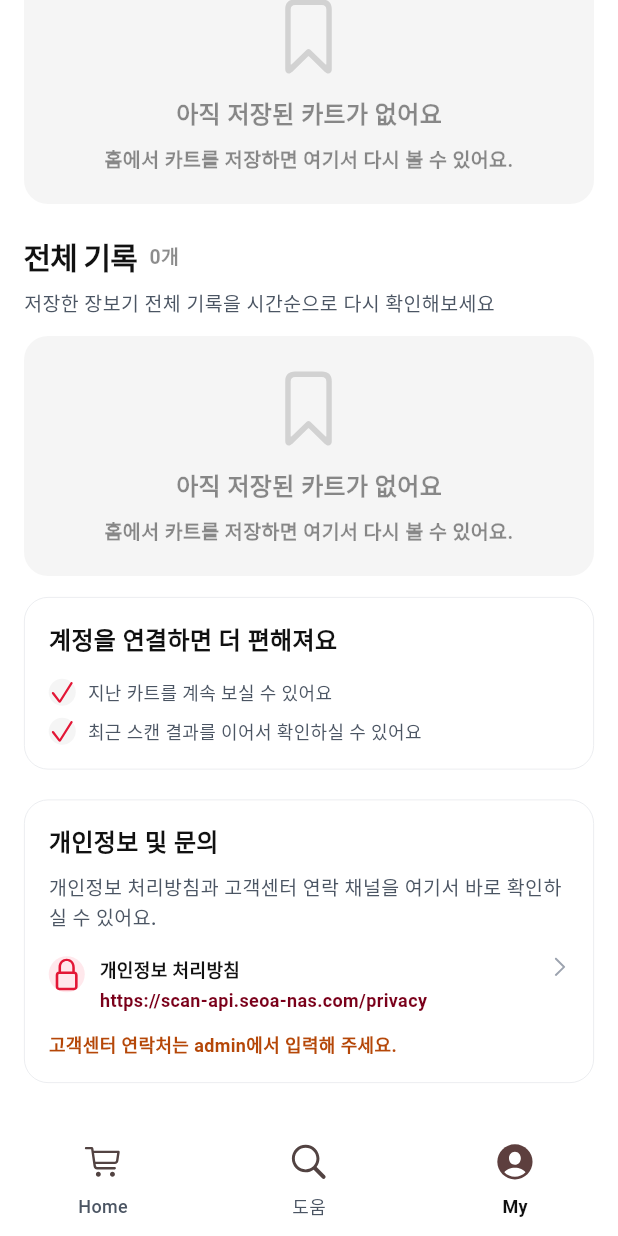
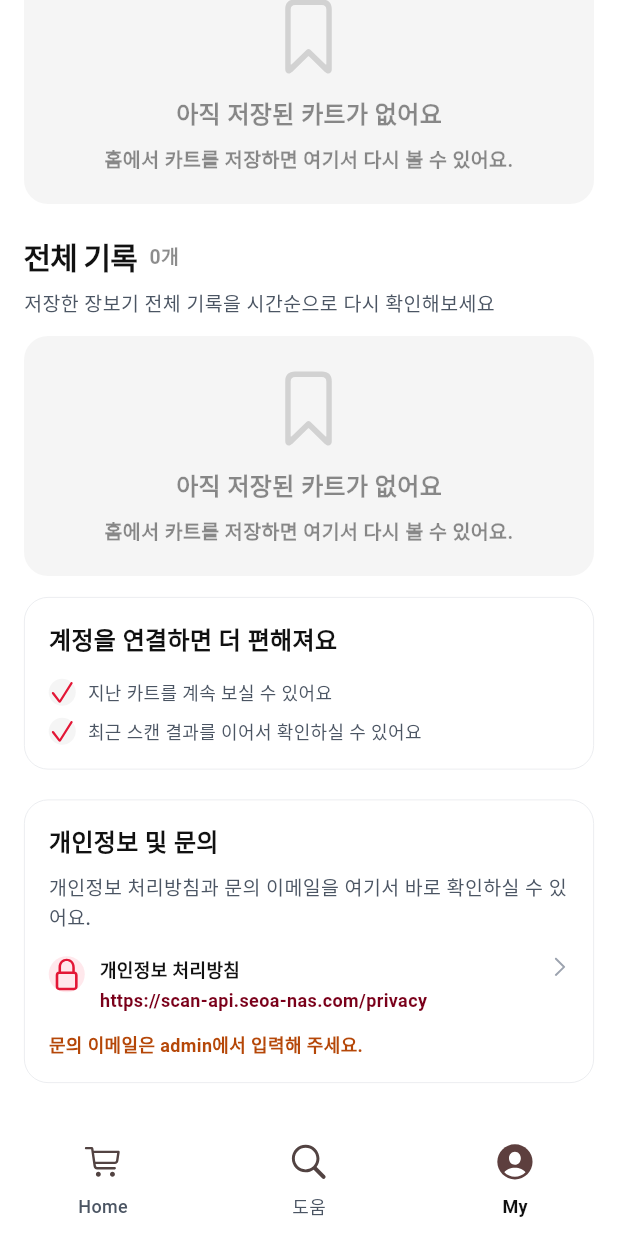
Before and after one commit to gabrielpaik/cartly, a Flutter app: the screen it shows after launch, item 3 of the bottom bar chosen, scrolled down 358 dp, on a phone screen of 412 x 824 dp. Run offline on Flutter 3.47's test engine with Material 3 defaults, Android fonts, the light colour scheme and no system bars; our stand-ins replace camera, firebase_core, firebase_messaging, flutter_local_notifications, flutter_slidable, flutter_svg and 7 more; missing offline and left inert: dart:html; accounts and stored records are empty; network calls fail; Roboto replaces fonts that are missing (Pretendard); statements that could not run were skipped.

Commit message:
chore: prep release 1.0.4(1) and simplify footer

```diff
--- a/lib/pages/my_page.dart
+++ b/lib/pages/my_page.dart
@@ -1300,27 +1300,9 @@ class _MyComplianceSection extends StatelessWidget {
         ).trim();
         final supportEmailLabel = AppRuntimeCopy.text(
           ['my', 'supportEmailLabel'],
-          '고객센터 이메일',
+          '문의 이메일',
         );
         final supportEmail = AppRuntimeCopy.text(['my', 'supportEmail'], '')
-            .trim();
-        final supportPhoneLabel = AppRuntimeCopy.text(
-          ['my', 'supportPhoneLabel'],
-          '고객센터 연락처',
-        );
-        final supportPhone = AppRuntimeCopy.text(['my', 'supportPhone'], '')
-            .trim();
-        final supportHoursLabel = AppRuntimeCopy.text(
-          ['my', 'supportHoursLabel'],
-          '응답 안내',
-        );
-        final supportHours = AppRuntimeCopy.text(['my', 'supportHours'], '')
-            .trim();
-        final businessInfoLabel = AppRuntimeCopy.text(
-          ['my', 'businessInfoLabel'],
-          '운영 정보',
-        );
-        final businessInfo = AppRuntimeCopy.text(['my', 'businessInfo'], '')
             .trim();
         final supportNote = AppRuntimeCopy.text(['my', 'supportNote'], '')
             .trim();
@@ -1334,7 +1316,7 @@ class _MyComplianceSection extends StatelessWidget {
           ),
           body: AppRuntimeCopy.text(
             ['my', 'complianceBody'],
-            '개인정보 처리방침과 고객센터 연락 채널을 여기서 바로 확인하실 수 있어요.',
+            '개인정보 처리방침과 문의 이메일을 여기서 바로 확인하실 수 있어요.',
           ),
           footer: Column(
             crossAxisAlignment: CrossAxisAlignment.start,
@@ -1355,38 +1337,10 @@ class _MyComplianceSection extends StatelessWidget {
                   onTap: () => _openUri(context, 'mailto:$supportEmail'),
                 ),
               ],
-              if (supportPhone.isNotEmpty) ...[
-                const SizedBox(height: 10),
-                _MyComplianceRow(
-                  iconName: 'phone',
-                  label: supportPhoneLabel,
-                  value: supportPhone,
-                  onTap: () => _openUri(context, 'tel:$supportPhone'),
-                ),
-              ],
-              if (supportHours.isNotEmpty) ...[
-                const SizedBox(height: 10),
-                _MyComplianceRow(
-                  iconName: 'clock',
-                  label: supportHoursLabel,
-                  value: supportHours,
-                ),
-              ],
-              if (businessInfo.isNotEmpty) ...[
-                const SizedBox(height: 10),
-                _MyComplianceRow(
-                  iconName: 'info.circle',
-                  label: businessInfoLabel,
-                  value: businessInfo,
-                ),
-              ],
-              if (supportEmail.isEmpty &&
-                  supportPhone.isEmpty &&
-                  supportHours.isEmpty &&
-                  businessInfo.isEmpty) ...[
+              if (supportEmail.isEmpty) ...[
                 const SizedBox(height: 10),
                 const Text(
-                  '고객센터 연락처는 admin에서 입력해 주세요.',
+                  '문의 이메일은 admin에서 입력해 주세요.',
                   style: TextStyle(
                     fontSize: 12,
                     fontWeight: FontWeight.w600,
--- a/lib/preview_main.dart
+++ b/lib/preview_main.dart
@@ -609,7 +609,7 @@ Map<String, dynamic> _buildPreviewCopy(Map<String, dynamic> form) {
       'complianceTitle': text('myComplianceTitle', '개인정보 및 문의'),
       'complianceBody': text(
         'myComplianceBody',
-        '개인정보 처리방침과 고객센터 연락 채널을 여기서 바로 확인하실 수 있어요.',
+        '개인정보 처리방침과 문의 이메일을 여기서 바로 확인하실 수 있어요.',
       ),
       'privacyPolicyLabel': text(
         'myPrivacyPolicyLabel',
@@ -619,7 +619,7 @@ Map<String, dynamic> _buildPreviewCopy(Map<String, dynamic> form) {
         'myPrivacyPolicyUrl',
         'https://scan-api.seoa-nas.com/privacy',
       ),
-      'supportEmailLabel': text('mySupportEmailLabel', '고객센터 이메일'),
+      'supportEmailLabel': text('mySupportEmailLabel', '문의 이메일'),
       'supportEmail': text('mySupportEmail', ''),
       'supportPhoneLabel': text('mySupportPhoneLabel', '고객센터 연락처'),
       'supportPhone': text('mySupportPhone', ''),
@@ -629,7 +629,7 @@ Map<String, dynamic> _buildPreviewCopy(Map<String, dynamic> form) {
       'businessInfo': text('myBusinessInfo', ''),
       'supportNote': text(
         'mySupportNote',
-        '운영 연락처와 사업자/운영 정보는 admin에서 바로 수정할 수 있어요.',
+        '문의는 아래 이메일로 보내주세요.',
       ),
     },
     'login': {
--- a/pubspec.yaml
+++ b/pubspec.yaml
@@ -3,7 +3,7 @@ description: "Cartly shopping assistant."
 
 publish_to: 'none'
 
-version: 1.0.3+97
+version: 1.0.4+1
 
 environment:
   sdk: ^3.10.7
```
Also changed, not shown: 4 other files.
